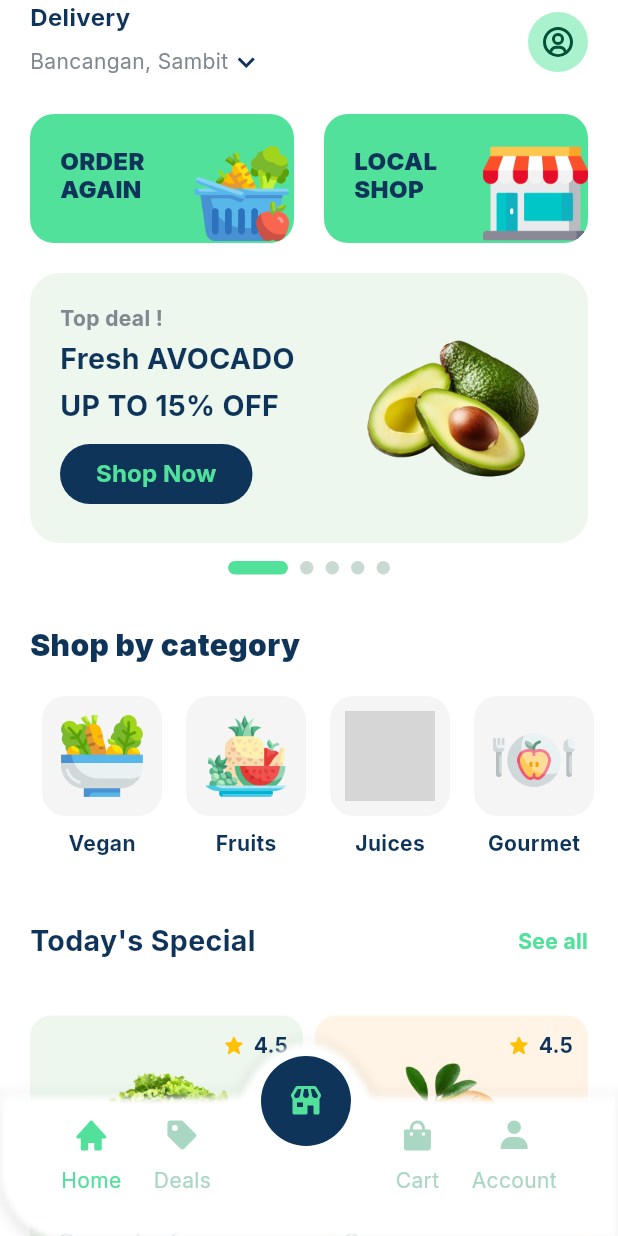
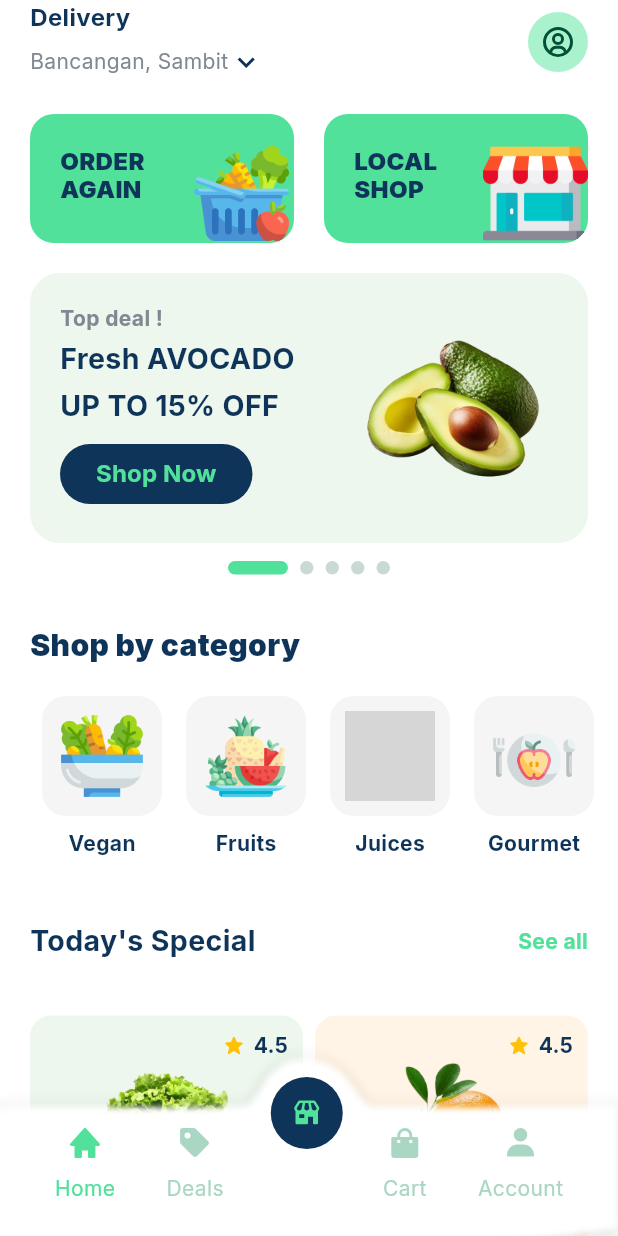
Before and after one commit to CristovoXDGM/bento_challange, a Flutter app: the screen it shows after launch, after a tap on "Account", on a phone screen of 412 x 824 dp. Run offline on Flutter 3.47's test engine with Material 3 defaults, Android fonts, the phone set to English and light mode, and no system bars; drawn by our look-alikes of flutter_animate; our stand-ins replace boxicons, go_router; grey boxes are pictures that could not be loaded.

Commit message:
refactor: adjust navbar to have a smooth line on the middle

```diff
--- a/lib/shared/widgets/custom_bottom_nav_bar.dart
+++ b/lib/shared/widgets/custom_bottom_nav_bar.dart
@@ -1,9 +1,9 @@
 import 'dart:ui';
 
-import 'package:bento_food_challange/shared/constants/app_colors.dart';
 import 'package:boxicons/boxicons.dart';
 import 'package:flutter/material.dart';
 
+import '../constants/app_colors.dart';
 import 'custom_cliper_nav_bar.dart';
 import 'custom_nav_item.dart';
 
@@ -28,13 +28,13 @@ class _CustomBottomNavBarState extends State<CustomBottomNavBar> {
                 backgroundColor: Colors.white,
               ),
               painter: CustomBoxShadowNAvBar(),
-              size: const Size.fromHeight(130),
+              size: const Size(double.infinity, 130),
             ),
           ),
           SizedBox(
             height: 120,
             child: Padding(
-              padding: const EdgeInsets.only(right: 30, left: 30, top: 30),
+              padding: const EdgeInsets.only(right: 30, left: 30, top: 40),
               child: Row(
                 mainAxisSize: MainAxisSize.max,
                 mainAxisAlignment: MainAxisAlignment.spaceAround,
@@ -45,6 +45,9 @@ class _CustomBottomNavBarState extends State<CustomBottomNavBar> {
                     title: "Home",
                     icon: Boxicons.bxs_home,
                     selected: true,
+                  ),
+                  const SizedBox(
+                    width: 8,
                   ),
                   CustomNavItem(
                     onTap: () {},
@@ -59,6 +62,9 @@ class _CustomBottomNavBarState extends State<CustomBottomNavBar> {
                     title: "Cart",
                     icon: Boxicons.bxs_shopping_bag,
                   ),
+                  const SizedBox(
+                    width: 8,
+                  ),
                   CustomNavItem(
                     onTap: () {},
                     title: "Account",
@@ -69,11 +75,11 @@ class _CustomBottomNavBarState extends State<CustomBottomNavBar> {
             ),
           ),
           Positioned(
-            bottom: 62,
+            bottom: 60,
             right: 0,
-            left: -4,
+            left: -3,
             child: Container(
-              height: 60,
+              height: 48,
               decoration: BoxDecoration(
                 color: AppColors.mainTextColor,
                 shape: BoxShape.circle,
@@ -81,6 +87,7 @@ class _CustomBottomNavBarState extends State<CustomBottomNavBar> {
               child: Icon(
                 Boxicons.bxs_store,
                 color: AppColors.primaryActive,
+                size: 20,
               ),
             ),
           )
--- a/lib/shared/widgets/custom_cliper_nav_bar.dart
+++ b/lib/shared/widgets/custom_cliper_nav_bar.dart
@@ -15,33 +15,55 @@ class CustomBottomNavigationBarPainter extends CustomPainter {
   @override
   void paint(Canvas canvas, Size size) {
     canvas.save();
-
     Path path_0 = Path();
-    path_0.moveTo(0, size.height * 0.6367188);
-    path_0.cubicTo(0, size.height * 0.8373516, size.width * 0.04673120, size.height,
-        size.width * 0.1043771, size.height);
-    path_0.lineTo(size.width * 0.8956229, size.height);
+    path_0.moveTo(size.width, size.height * 0.9511531);
+    path_0.lineTo(size.width, size.height * 0.9511531);
+    path_0.lineTo(size.width, size.height * 0.3228401);
+    path_0.lineTo(size.width * 0.5993801, size.height * 0.3228401);
+    path_0.quadraticBezierTo(size.width * 0.5877495, size.height * 0.3005446,
+        size.width * 0.5796745, size.height * 0.2594954);
     path_0.cubicTo(
-      size.width,
-      size.height,
-      size.width,
-      size.height,
-      size.width,
-      size.height,
-    );
-    path_0.lineTo(size.width, size.height * 0.2734375);
-    path_0.lineTo(size.width * 0.6015713, size.height * 0.2734375);
-    path_0.quadraticBezierTo(size.width * 0.56, 0, size.width * 0.4971942, 0);
-    path_0.quadraticBezierTo(size.width * 0.43, 0, size.width * 0.39, size.height * 0.27);
-    path_0.lineTo(0, size.height * 0.2734375);
-    path_0.lineTo(0, size.height * 0.6367188);
+        size.width * 0.5715996,
+        size.height * 0.2184463,
+        size.width * 0.5565257,
+        size.height * 0.1600537,
+        size.width * 0.5489893,
+        size.height * 0.1396541);
+    path_0.cubicTo(
+        size.width * 0.5414529,
+        size.height * 0.1192544,
+        size.width * 0.5214111,
+        size.height * 0.08144514,
+        size.width * 0.4938051,
+        size.height * 0.08144514);
+    path_0.cubicTo(
+        size.width * 0.4662002,
+        size.height * 0.08144514,
+        size.width * 0.4617152,
+        size.height * 0.09249391,
+        size.width * 0.4442505,
+        size.height * 0.1396537);
+    path_0.cubicTo(
+        size.width * 0.4267859,
+        size.height * 0.1868137,
+        size.width * 0.4284004,
+        size.height * 0.2035391,
+        size.width * 0.4162409,
+        size.height * 0.2594954);
+    path_0.cubicTo(
+        size.width * 0.4040803,
+        size.height * 0.3154518,
+        size.width * 0.3998683,
+        size.height * 0.3228404,
+        size.width * 0.3963105,
+        size.height * 0.3228401);
+    path_0.lineTo(size.width * 0.02141328, size.height * 0.3228401);
+    path_0.lineTo(size.width * -2, size.height * 2);
     path_0.close();
 
     Paint paint0Fill = Paint()..style = PaintingStyle.fill;
     paint0Fill.color = backgroundColor;
-
     canvas.drawPath(path_0, paint0Fill);
-
     canvas.restore();
   }
 
@@ -61,24 +83,49 @@ class CustomBoxShadowNAvBar extends CustomPainter {
     canvas.save();
 
     Path path_0 = Path();
-    path_0.moveTo(0, size.height * 0.6367188);
-    path_0.cubicTo(0, size.height * 0.8373516, size.width * 0.04673120, size.height,
-        size.width * 0.1043771, size.height);
-    path_0.lineTo(size.width * 0.8956229, size.height);
+    path_0.moveTo(size.width, size.height * 0.9511531);
+    path_0.lineTo(size.width, size.height * 0.9511531);
+    path_0.lineTo(size.width, size.height * 0.3228401);
+    path_0.lineTo(size.width * 0.5993801, size.height * 0.3228401);
+    path_0.quadraticBezierTo(size.width * 0.5877495, size.height * 0.3005446,
+        size.width * 0.5796745, size.height * 0.2594954);
     path_0.cubicTo(
-      size.width,
-      size.height,
-      size.width,
-      size.height,
-      size.width,
-      size.height,
-    );
-    path_0.lineTo(size.width, size.height * 0.2734375);
-    path_0.lineTo(size.width * 0.6015713, size.height * 0.2734375);
-    path_0.quadraticBezierTo(size.width * 0.56, 0, size.width * 0.4971942, 0);
-    path_0.quadraticBezierTo(size.width * 0.43, 0, size.width * 0.39, size.height * 0.27);
-    path_0.lineTo(0, size.height * 0.2734375);
-    path_0.lineTo(0, size.height * 0.6367188);
+        size.width * 0.5715996,
+        size.height * 0.2184463,
+        size.width * 0.5565257,
+        size.height * 0.1600537,
+        size.width * 0.5489893,
+        size.height * 0.1396541);
+    path_0.cubicTo(
+        size.width * 0.5414529,
+        size.height * 0.1192544,
+        size.width * 0.5214111,
+        size.height * 0.08144514,
+        size.width * 0.4938051,
+        size.height * 0.08144514);
+    path_0.cubicTo(
+        size.width * 0.4662002,
+        size.height * 0.08144514,
+        size.width * 0.4617152,
+        size.height * 0.09249391,
+        size.width * 0.4442505,
+        size.height * 0.1396537);
+    path_0.cubicTo(
+        size.width * 0.4267859,
+        size.height * 0.1868137,
+        size.width * 0.4284004,
+        size.height * 0.2035391,
+        size.width * 0.4162409,
+        size.height * 0.2594954);
+    path_0.cubicTo(
+        size.width * 0.4040803,
+        size.height * 0.3154518,
+        size.width * 0.3998683,
+        size.height * 0.3228404,
+        size.width * 0.3963105,
+        size.height * 0.3228401);
+    path_0.lineTo(size.width * 0.02141328, size.height * 0.3228401);
+    path_0.lineTo(size.width * -2, size.height * 2);
     path_0.close();
 
     // Paint paint0Fill = Paint()..style = PaintingStyle.fill;
```
Also changed, not shown: assets/fonts/Inter-dynamic-font.ttf (deleted).
